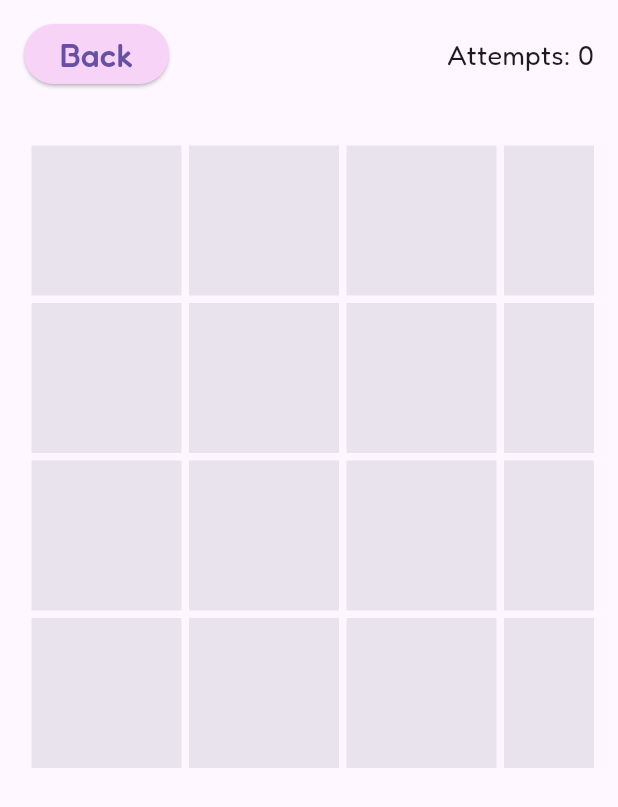
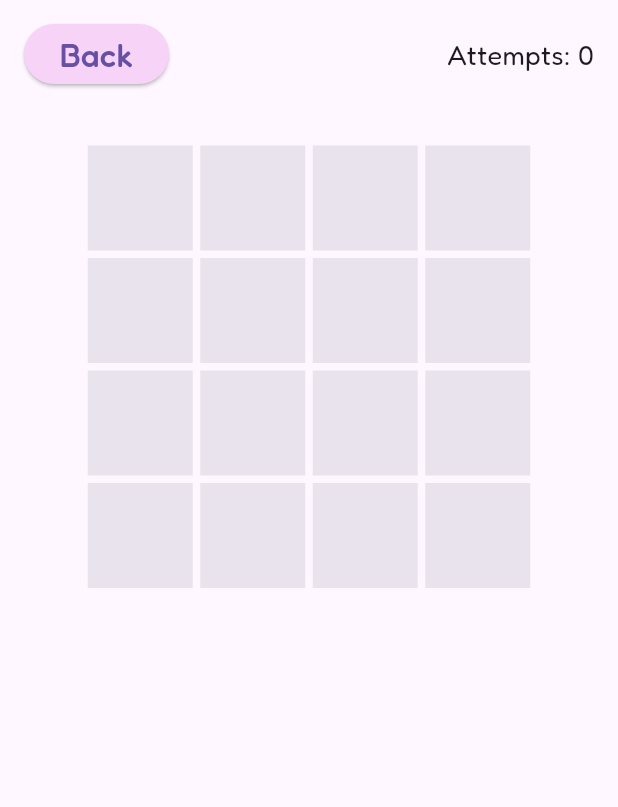
Before and after one commit to kialehtiranta/Memory-game, a Flutter app: the LevelScreen screen opened directly, after a tap on an icon or button, on a phone screen of 412 x 824 dp. Shown: the top 807 px of the screen. Run offline on Flutter 3.47's test engine with Material 3 defaults, Android fonts, the phone set to English and light mode, and no system bars; our stand-ins replace get, google_fonts, hive, hive_flutter; accounts and stored records are empty.

Commit message:
Final changes

```diff
--- a/lib/controllers/cardController.dart
+++ b/lib/controllers/cardController.dart
@@ -36,7 +36,7 @@ class CardController {
     "assets/rypsyt.jpg",
     "assets/shamblen-studios-euqiHwS38Rw-unsplash.jpg",
     "assets/stephany-williams-yx3-a7ualMM-unsplash.jpg",
-    "assets/tangerine-newt-63jVJAIfpI-unsplash.jpg",
+    "assets/tangerine-newt-63jVvJAIfpI-unsplash.jpg",
     "assets/tangerine-newt-a9rxefN9vgY-unsplash.jpg",
     "assets/thought-catalog-9aOswReDKPo-unsplash.jpg",
     "assets/tijana-drndarski-ta0b_NDxi6k-unsplash.jpg",
--- a/lib/widgets/cardList.dart
+++ b/lib/widgets/cardList.dart
@@ -9,25 +9,49 @@ class CardList extends StatelessWidget {
   final CardController cardController = Get.find<CardController>();
   final LevelService levelService = Get.find<LevelService>();
 
-  int gridDimension(int level) => 2 + level * 2;
+  int gridDimension(int level, double screenWidth) {
+    if (screenWidth <= 420) {
+      return 4;
+    }
+    return 2 + level * 2;
+  }
 
   double cardSizeForLevel(int level) => level == 2 ? 80 : 100;
 
   @override
   Widget build(BuildContext context) {
     return Obx(() {
+      final screenWidth = MediaQuery.of(context).size.width;
+      final screenHeight = MediaQuery.of(context).size.height;
       final cards = cardController.cards;
-      final dimension = gridDimension(levelService.currentLevel);
-      final cardSize = cardSizeForLevel(levelService.currentLevel);
+      final dimension = gridDimension(levelService.currentLevel, screenWidth);
+      var cardSize = cardSizeForLevel(levelService.currentLevel);
       final spacing = 5.0;
       final padding = 5.0;
+
+      // Calculate grid dimensions
       final gridWidth =
+          dimension * cardSize + (dimension - 1) * spacing + padding * 2;
+      final rowCount = (cards.length / dimension).ceil();
+      final gridHeight =
+          rowCount * cardSize + (rowCount - 1) * spacing + padding * 2;
+
+      // Check if scrolling is needed
+      final horizontalScrollNeeded = gridWidth > screenWidth;
+      final verticalScrollNeeded =
+          gridHeight > screenHeight - 100; // 100px buffer for other UI
+
+      if (horizontalScrollNeeded || verticalScrollNeeded) {
+        cardSize *= 0.7;
+      }
+
+      final finalGridWidth =
           dimension * cardSize + (dimension - 1) * spacing + padding * 2;
 
       return SingleChildScrollView(
         scrollDirection: Axis.horizontal,
         child: SizedBox(
-          width: gridWidth,
+          width: finalGridWidth,
           child: GridView.count(
             crossAxisCount: dimension,
             childAspectRatio: 1,
@@ -35,7 +59,7 @@ class CardList extends StatelessWidget {
             mainAxisSpacing: spacing,
             crossAxisSpacing: spacing,
             shrinkWrap: true,
-            physics: NeverScrollableScrollPhysics(),
+            physics: const NeverScrollableScrollPhysics(),
             children: List.generate(cards.length, (index) {
               final card = cards[index];
               return Center(
```
Also changed, not shown: assets/giorgio-trovato-fczCr7MdE7U-unsplash.jpg, assets/jo-sonn-zeFy-oCUhV8-unsplash.jpg, assets/lewis-fagg-Nl7eLS8E2Ss-unsplash.jpg, assets/mae-mu-U1iYwZ8Dx7k-unsplash.jpg, assets/tangerine-newt-63jVvJAIfpI-unsplash.jpg, assets/tangerine-newt-a9rxefN9vgY-unsplash.jpg, firebase.json, 4 other files.
